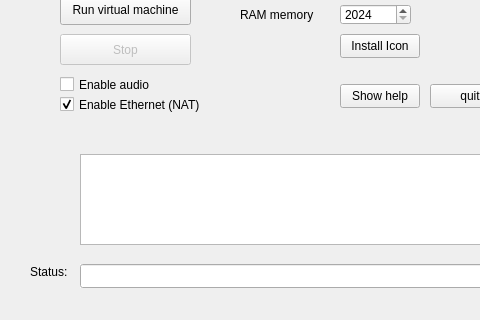
First picture: the form in user_interface.ui, repository caiorss/qemu-launcher-qt, before the edit; both pictures show x 0 to 480 and y 86 to 406 of the 664 by 406 pixel window.
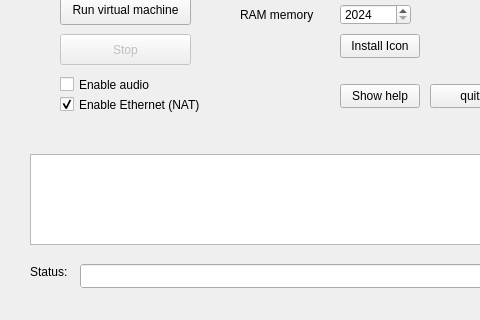
Second picture: the form after the edit.

Commit message: Change user interface font to monospace.

Diff of the .ui file:
```diff
--- a/user_interface.ui
+++ b/user_interface.ui
@@ -104,12 +104,17 @@
    <widget class="QTextEdit" name="display">
     <property name="geometry">
      <rect>
-      <x>80</x>
+      <x>30</x>
       <y>240</y>
-      <width>501</width>
+      <width>551</width>
       <height>91</height>
      </rect>
     </property>
+    <property name="font">
+     <font>
+      <family>Monospace</family>
+     </font>
+    </property>
     <property name="autoFillBackground">
      <bool>true</bool>
     </property>
```
